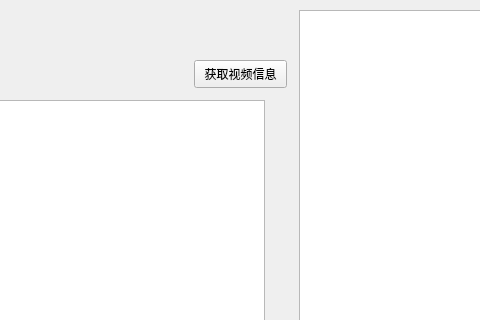
Before: the Qt Designer form vcutter.ui in choueric/vcutter, drawn with Qt 5; both pictures show x 296 to 776 and y 0 to 320 of the 1089 by 718 pixel window.
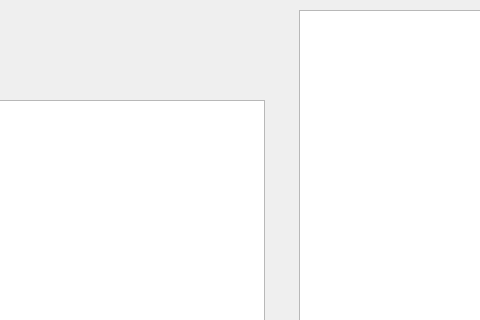
After: the same form once the commit is applied.

Patch:
```diff
--- a/vcutter.ui
+++ b/vcutter.ui
@@ -14,22 +14,6 @@
    <string>vcutter</string>
   </property>
   <widget class="QWidget" name="centralWidget">
-   <widget class="QPushButton" name="getInfoBtn">
-    <property name="enabled">
-     <bool>true</bool>
-    </property>
-    <property name="geometry">
-     <rect>
-      <x>490</x>
-      <y>60</y>
-      <width>93</width>
-      <height>28</height>
-     </rect>
-    </property>
-    <property name="text">
-     <string>获取视频信息</string>
-    </property>
-   </widget>
    <widget class="QListWidget" name="logWidget">
     <property name="geometry">
      <rect>
```
Left out of the diff: 16 changed lines with no effect on the pictures.
